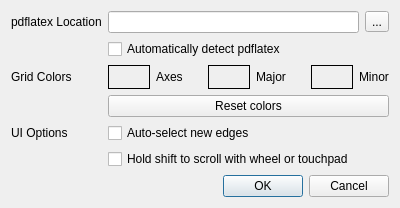
This is src/gui/preferencedialog.ui in tikzit/tikzit as Qt 5 draws it before an edit. The edited form follows.
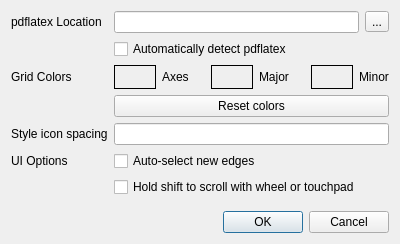
This is the edited form.

Commit message: ability to set custom icon spacing

```diff
--- a/src/gui/preferencedialog.ui
+++ b/src/gui/preferencedialog.ui
@@ -7,7 +7,7 @@
     <x>0</x>
     <y>0</y>
     <width>400</width>
-    <height>176</height>
+    <height>244</height>
    </rect>
   </property>
   <property name="windowTitle">
@@ -220,27 +220,37 @@
        </property>
       </widget>
      </item>
-     <item row="5" column="0">
+     <item row="6" column="0">
       <widget class="QLabel" name="label_2">
        <property name="text">
         <string>UI Options</string>
        </property>
       </widget>
      </item>
-     <item row="5" column="1">
+     <item row="6" column="1">
       <widget class="QCheckBox" name="selectNewEdges">
        <property name="text">
         <string>Auto-select new edges</string>
        </property>
       </widget>
      </item>
-     <item row="6" column="1">
+     <item row="7" column="1">
       <widget class="QCheckBox" name="shiftToScroll">
        <property name="text">
         <string>Hold shift to scroll with wheel or touchpad</string>
        </property>
       </widget>
      </item>
+     <item row="5" column="0">
+      <widget class="QLabel" name="label_7">
+       <property name="text">
+        <string>Style icon spacing</string>
+       </property>
+      </widget>
+     </item>
+     <item row="5" column="1">
+      <widget class="QLineEdit" name="styleIconSpacing"/>
+     </item>
     </layout>
    </item>
    <item>
```
The commit also changes 5 other files.
